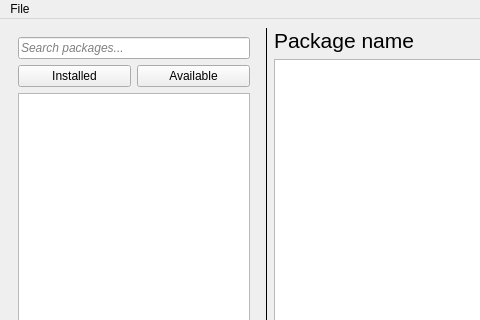
Qt form src/ui/mainwindow.ui (examon/fedora-gooey-karma) before a commit; both pictures show x 0 to 480 and y 0 to 320 of the 996 by 656 pixel window.
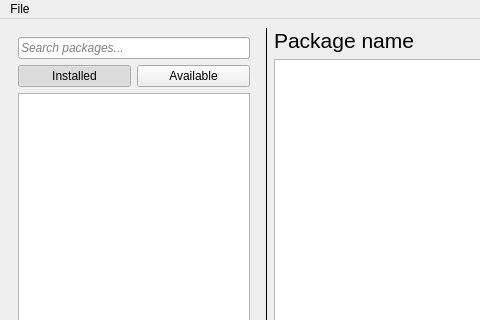
The same form after that commit.

What changed in the file:
```diff
--- a/src/ui/mainwindow.ui
+++ b/src/ui/mainwindow.ui
@@ -55,7 +55,7 @@
               <bool>true</bool>
              </property>
              <property name="checked">
-              <bool>false</bool>
+              <bool>true</bool>
              </property>
              <property name="autoDefault">
               <bool>false</bool>
```
